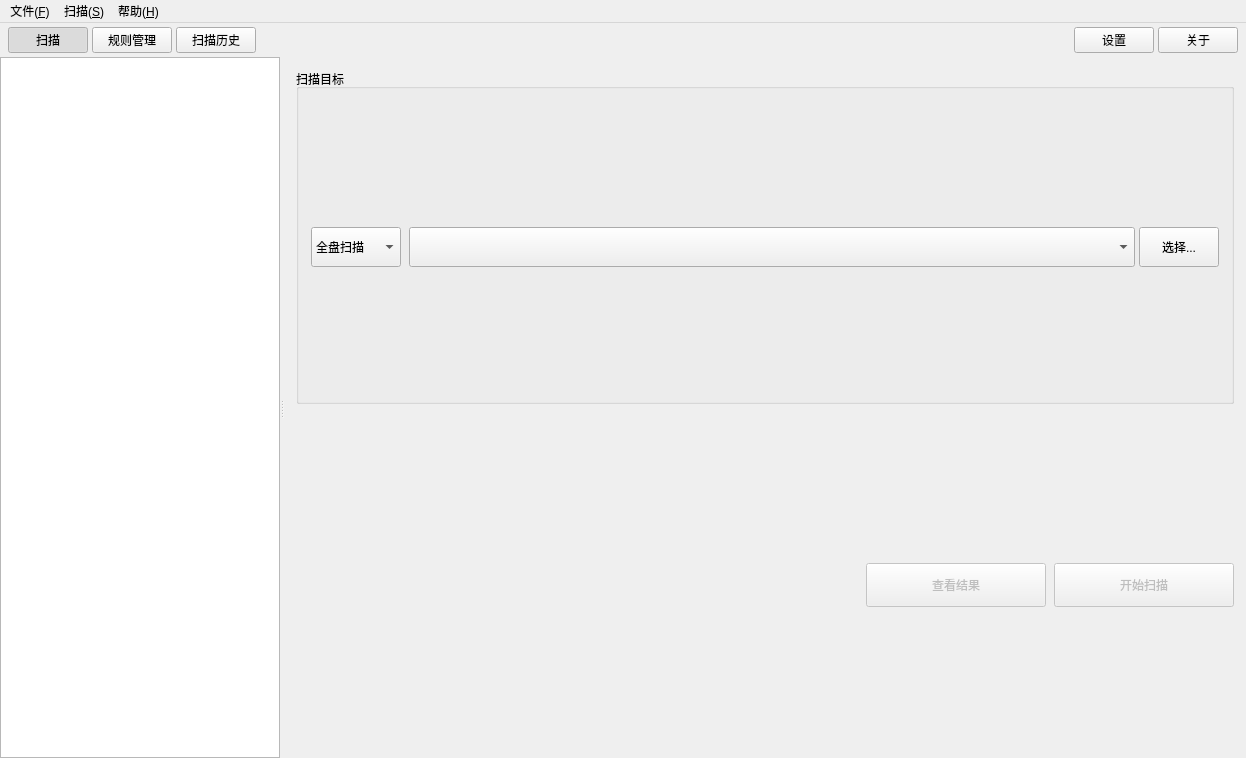
Before: the Qt Designer form src/fuscan/gui/main_window.ui in gookeryoung/uniscan, drawn with Qt 5.
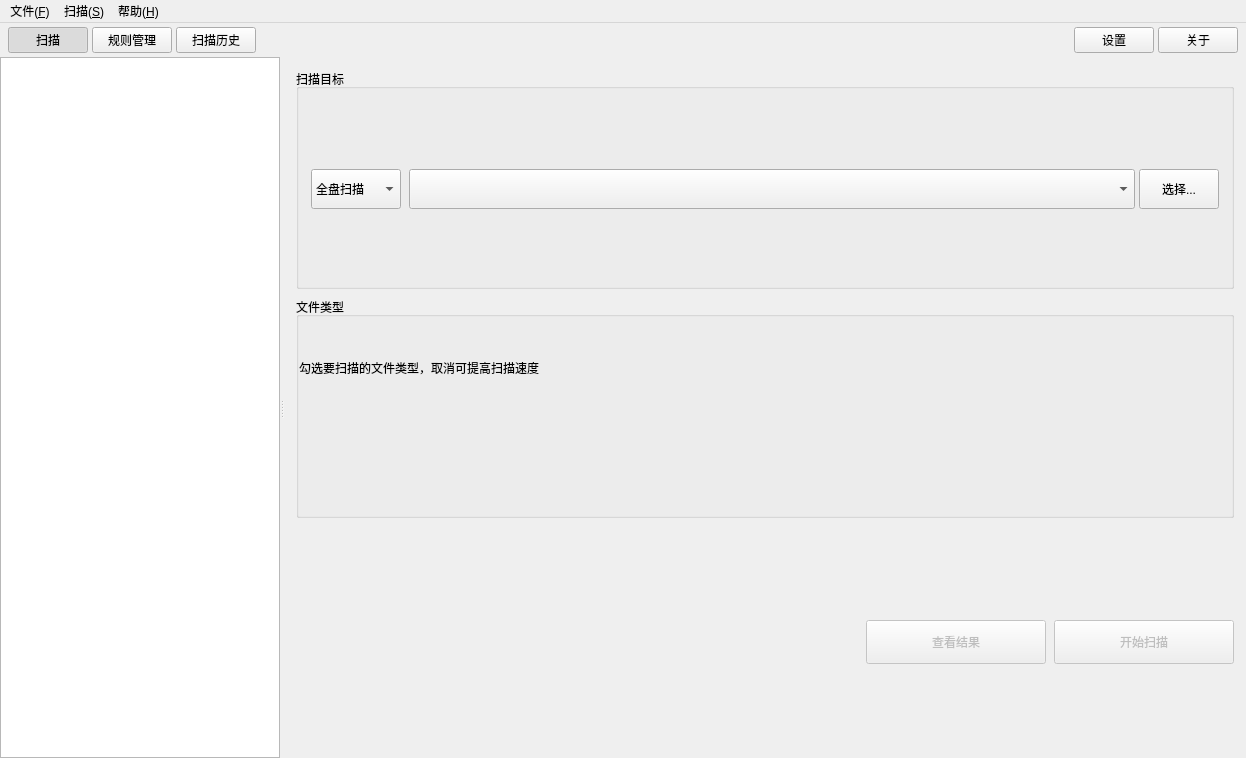
After: the same form once the commit is applied. The open tabs and pages were chosen to show the change. Custom widgets are drawn as their Qt base class.

Commit message:
feat: 文件类型勾选区，按解析器粒度勾选替代手动后缀配置
Extractor 基类新增 display_name 属性（14个提取器实现中文名称），ExtractorRegistry 新增 list_extractors() 方法。Config.scan_extensions 替换为 disabled_extractors（默认空=全部启用）。主界面扫描路径下方新增文件类型勾选区，从注册表动态生成复选框，2列GridLayout布局。勾选状态即时保存并持久化。settings_dialog 移除 scan_extensions 配置项。(refs req-18)

What changed in the file:
```diff
--- a/src/fuscan/gui/main_window.ui
+++ b/src/fuscan/gui/main_window.ui
@@ -356,6 +356,64 @@
                </layout>
               </widget>
              </item>
+             <item>
+              <widget class="QGroupBox" name="file_types_group">
+               <property name="title">
+                <string>文件类型</string>
+               </property>
+               <property name="toolTip">
+                <string>勾选要扫描的文件类型，取消可提高扫描速度</string>
+               </property>
+               <layout class="QVBoxLayout" name="file_types_layout">
+                <property name="spacing">
+                 <number>4</number>
+                </property>
+                <property name="leftMargin">
+                 <number>0</number>
+                </property>
+                <property name="topMargin">
+                 <number>4</number>
+                </property>
+                <property name="rightMargin">
+                 <number>0</number>
+                </property>
+                <property name="bottomMargin">
+                 <number>4</number>
+                </property>
+                <item>
+                 <widget class="QLabel" name="file_types_hint_label">
+                  <property name="text">
+                   <string>勾选要扫描的文件类型，取消可提高扫描速度</string>
+                  </property>
+                 </widget>
+                </item>
+                <item>
+                 <widget class="QFrame" name="file_types_container">
+                  <property name="frameShape">
+                   <enum>QFrame::NoFrame</enum>
+                  </property>
+                  <layout class="QGridLayout" name="file_types_grid">
+                   <property name="leftMargin">
+                    <number>0</number>
+                   </property>
+                   <property name="topMargin">
+                    <number>0</number>
+                   </property>
+                   <property name="rightMargin">
+                    <number>0</number>
+                   </property>
+                   <property name="bottomMargin">
+                    <number>0</number>
+                   </property>
+                   <property name="spacing">
+                    <number>8</number>
+                   </property>
+                  </layout>
+                 </widget>
+                </item>
+               </layout>
+              </widget>
+             </item>
              <item>
               <widget class="QFrame" name="setup_action_bar">
                <property name="frameShape">
```
The commit also changes 21 other files.
